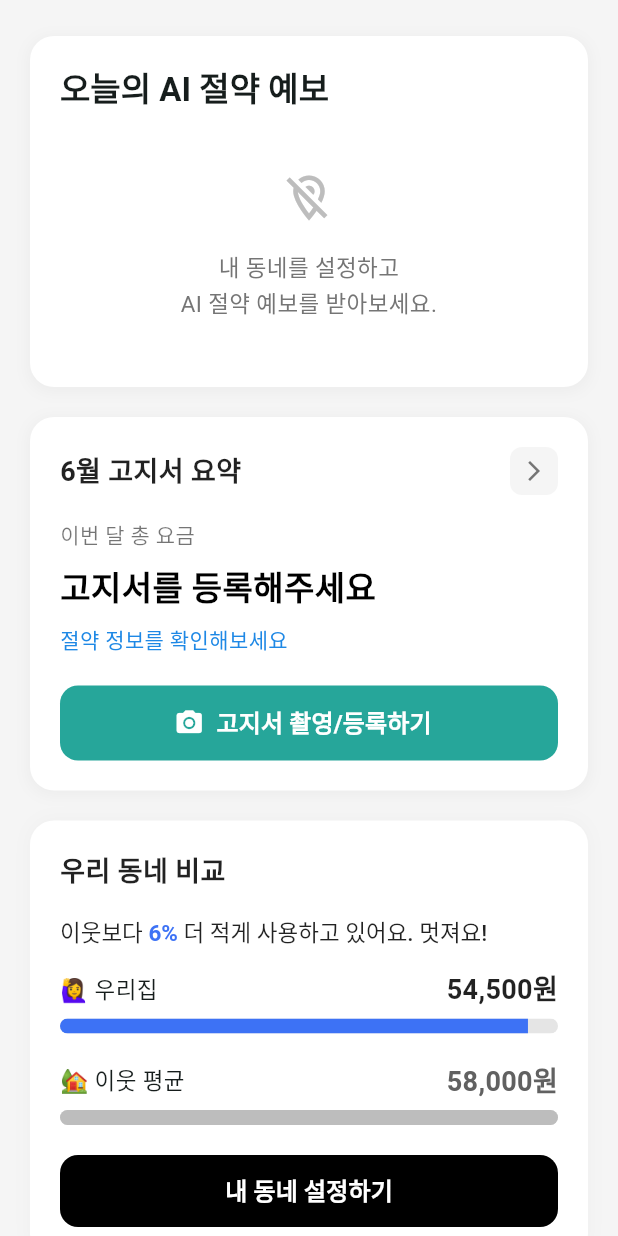
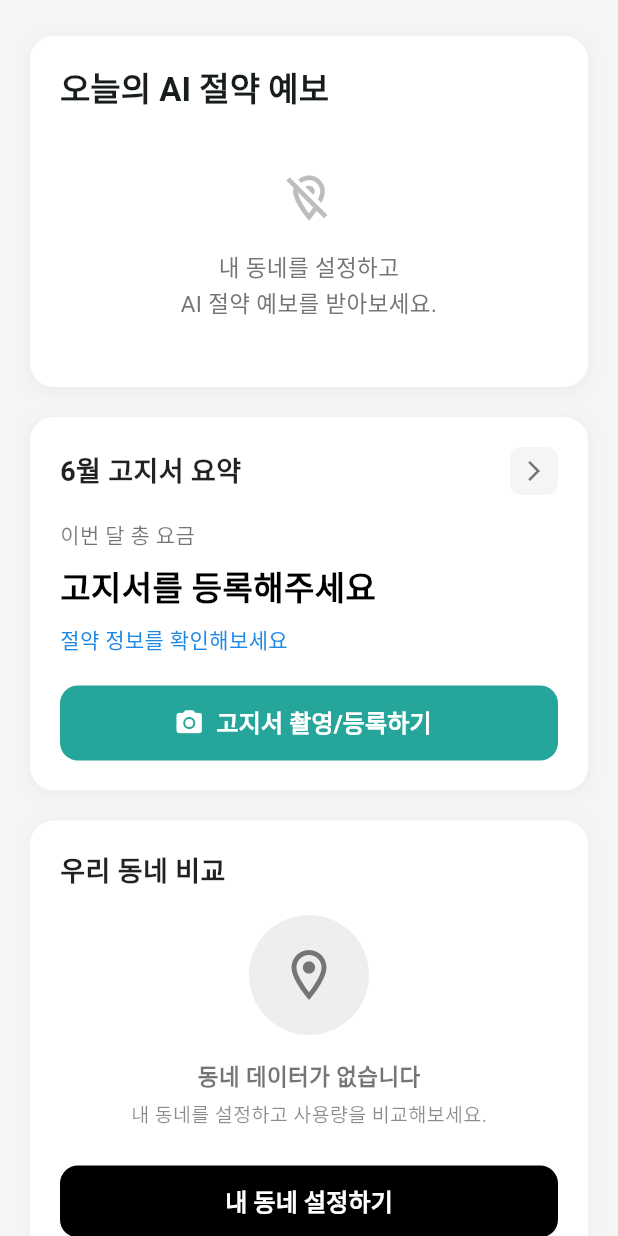
Before and after one commit to IIPA-K-PasS/FE, a Flutter app: the HomeScreen screen opened directly, on a phone screen of 412 x 824 dp. Run offline on Flutter 3.47's test engine with Material 3 defaults, Android fonts, the phone set to English and light mode, and no system bars; our stand-ins replace dio, flutter_dotenv, flutter_image_compress, flutter_secure_storage, geolocator, image_picker and 3 more; missing offline and left inert: kakao_flutter_sdk_common, kakao_flutter_sdk_user; accounts and stored records are empty.

Commit message:
fix: 내 동네 설정/미설정 UI 구분

```diff
--- a/lib/features/bills/presentation/monthly_report_screen.dart
+++ b/lib/features/bills/presentation/monthly_report_screen.dart
@@ -47,13 +47,20 @@ class _MonthlyReportScreenState extends State<MonthlyReportScreen> {
         foregroundColor: Colors.black,
       ),
       backgroundColor: const Color(0xFFF6F7F9),
-      body: RefreshIndicator(
+      // ⭐ 1. body를 SafeArea 위젯으로 감싸줍니다.
+      body: SafeArea(
+        // ⭐ 2. AppBar가 상단 영역을 이미 처리하므로,
+        // 하단 시스템 UI만 피하도록 설정합니다.
+        top: false,
+        bottom: true,
+        child: RefreshIndicator(
           onRefresh: _load,
           child: _loading
               ? const Center(child: CircularProgressIndicator(color: Colors.teal))
               : _error != null
               ? Center(child: Text(_error!))
               : _buildContent(context),
+        ),
       ),
     );
   }
--- a/lib/features/green_market/presentation/green_market_screen.dart
+++ b/lib/features/green_market/presentation/green_market_screen.dart
@@ -11,7 +11,7 @@ class GreenMarketScreen extends StatefulWidget {
 
 class _GreenMarketScreenState extends State<GreenMarketScreen> {
   final TextEditingController _pointController = TextEditingController();
-  int _availablePoints = 12500; // 서버 연동 값
+  int _availablePoints = 12000; // 서버 연동 값
   bool _isLoading = false;
 
   @override
--- a/lib/features/home/presentation/home_screen.dart
+++ b/lib/features/home/presentation/home_screen.dart
@@ -1,15 +1,16 @@
 import 'package:billow/features/home/presentation/widgets/bill_type_selection_button.dart';
+import 'package:shared_preferences/shared_preferences.dart';
+
+import '../data/weather_api_service.dart';
+import 'bill_preview_screen.dart';
+import 'neighborhood_setting_screen.dart';
 import 'package:flutter/material.dart';
 import 'package:image_picker/image_picker.dart';
-import '../data/weather_api_service.dart';
 import '../domain/bill_entity.dart';
-import 'bill_preview_screen.dart';
-import 'neighborhood_setting_screen.dart';
 import 'widgets/ai_saving_forecast_card.dart';
 import 'widgets/bill_summary_card.dart';
 import 'widgets/neighborhood_comparison_card.dart';
 import '../../bills/presentation/monthly_report_screen.dart';
-import 'package:shared_preferences/shared_preferences.dart';
 
 class HomeScreen extends StatefulWidget {
   const HomeScreen({super.key});
@@ -32,6 +33,9 @@ class _HomePageState extends State<HomeScreen> {
 
   @override
   Widget build(BuildContext context) {
+    // ⭐ 변경점: 동네 설정 여부를 확인하는 플래그 생성
+    final bool isLocationSet = _locationName != '위치 정보 없음';
+
     return Scaffold(
       backgroundColor: Colors.grey[100],
       body: SafeArea(
@@ -60,7 +64,9 @@ class _HomePageState extends State<HomeScreen> {
               const SizedBox(height: 20),
 
               // 세 번째 카드: 우리 동네 비교
+              // ⭐ 변경점: isLocationSet 플래그를 전달합니다.
               NeighborhoodComparisonCard(
+                isLocationSet: isLocationSet,
                 onPressed: _navigateToNeighborhoodSetting,
               ),
 
@@ -126,7 +132,7 @@ class _HomePageState extends State<HomeScreen> {
                   color: const Color(0xFFFBC02D),
                   onPressed: () {
                     // onPressed 내부에서 _pickImageAndNavigate를 호출합니다.
-                      _pickImageAndNavigate ('ELECTRICITY');
+                    _pickImageAndNavigate ('ELECTRICITY');
                   }),
               const SizedBox(height: 12),
 
@@ -192,6 +198,7 @@ class _HomePageState extends State<HomeScreen> {
   void _navigateToMonthlyReport() {
     Navigator.of(context).push(
       MaterialPageRoute(
+        // TODO: 실제 년/월 데이터를 전달하도록 수정 필요
         builder: (context) => const MonthlyReportScreen(year: 2025, month: 6),
       ),
     );
--- a/lib/features/home/presentation/widgets/neighborhood_comparison_card.dart
+++ b/lib/features/home/presentation/widgets/neighborhood_comparison_card.dart
@@ -1,19 +1,18 @@
 import 'package:flutter/material.dart';
 
 class NeighborhoodComparisonCard extends StatelessWidget {
+  // 1. 부모로부터 '동네 설정 여부'와 '버튼 클릭 함수'를 받습니다.
+  final bool isLocationSet;
   final VoidCallback onPressed;
-  const NeighborhoodComparisonCard({super.key, required this.onPressed});
 
-  // 하드코딩 데이터 (이미지 참고값)
-  final int myAmount = 54500;
-  final int neighborAvg = 58000;
-  final int percent = 6;
+  const NeighborhoodComparisonCard({
+    super.key,
+    required this.isLocationSet,
+    required this.onPressed,
+  });
 
   @override
   Widget build(BuildContext context) {
-    final myColor = const Color(0xFF3D72F5); // 파란색
-    final neighborColor = Colors.grey[400]!;
-    final percentStr = '$percent%';
     return Container(
       width: double.infinity,
       padding: const EdgeInsets.all(20),
@@ -25,27 +24,46 @@ class NeighborhoodComparisonCard extends StatelessWidget {
       child: Column(
         crossAxisAlignment: CrossAxisAlignment.start,
         children: [
+          // 공통 제목
           const Text(
             '우리 동네 비교',
             style: TextStyle(fontSize: 18, fontWeight: FontWeight.bold, color: Colors.black87),
           ),
           const SizedBox(height: 16),
-          // 상단 멘트
+
+          // 2. isLocationSet 값에 따라 다른 UI를 렌더링합니다.
+          if (isLocationSet)
+            _buildComparisonGraph(context) // 동네 설정 후 (하드코딩된 그래프)
+          else
+            _buildSettingPrompt(context) // 동네 설정 전 (안내)
+        ],
+      ),
+    );
+  }
+
+  // 3. 동네 설정 후 (하드코딩된 비교 그래프 UI)
+  Widget _buildComparisonGraph(BuildContext context) {
+    // 사용자가 제공한 하드코딩 데이터
+    final int myAmount = 54500;
+    final int neighborAvg = 58000;
+    final int percent = 6;
+    final myColor = const Color(0xFF3D72F5); // 파란색
+    final neighborColor = Colors.grey[400]!;
+    final percentStr = '$percent%';
+
+    return Column(
+      crossAxisAlignment: CrossAxisAlignment.start,
+      children: [
         RichText(
           text: TextSpan(
+            style: const TextStyle(color: Colors.black87, fontSize: 15, fontWeight: FontWeight.w500),
             children: [
-                const TextSpan(
-                  text: '이웃보다 ',
-                  style: TextStyle(color: Colors.black87, fontSize: 15, fontWeight: FontWeight.w500),
-                ),
+              const TextSpan(text: '이웃보다 '),
               TextSpan(
                 text: percentStr,
                 style: TextStyle(color: myColor, fontWeight: FontWeight.w700, fontSize: 15),
               ),
-                const TextSpan(
-                  text: ' 더 적게 사용하고 있어요. 멋져요!',
-                  style: TextStyle(color: Colors.black87, fontSize: 15, fontWeight: FontWeight.w500),
-                ),
+              const TextSpan(text: ' 더 적게 사용하고 있어요. 멋져요!'),
             ],
           ),
         ),
@@ -65,12 +83,11 @@ class NeighborhoodComparisonCard extends StatelessWidget {
           borderRadius: BorderRadius.circular(8),
           child: LinearProgressIndicator(
             minHeight: 10,
-              value: myAmount / neighborAvg.clamp(1, double.infinity), // 그냥 예시용
+            value: myAmount / neighborAvg.clamp(1, double.infinity),
             backgroundColor: neighborColor.withOpacity(0.4),
             valueColor: AlwaysStoppedAnimation<Color>(myColor),
           ),
         ),
-
         const SizedBox(height: 18),
 
         // 이웃 평균
@@ -87,24 +104,85 @@ class NeighborhoodComparisonCard extends StatelessWidget {
           borderRadius: BorderRadius.circular(8),
           child: LinearProgressIndicator(
             minHeight: 10,
-              value: 1.0,
+            value: 1.0, // 이웃 평균을 100% 기준으로 설정
             backgroundColor: neighborColor.withOpacity(0.4),
             valueColor: AlwaysStoppedAnimation<Color>(neighborColor),
           ),
         ),
         const SizedBox(height: 20),
 
+        // "내 동네 다시 설정하기" 버튼
         SizedBox(
           width: double.infinity,
           child: ElevatedButton(
-              onPressed: onPressed,
+            onPressed: onPressed, // 부모로부터 받은 콜백 연결
             style: ElevatedButton.styleFrom(
               backgroundColor: Colors.black,
               foregroundColor: Colors.white,
               padding: const EdgeInsets.symmetric(vertical: 12),
-                shape: RoundedRectangleBorder(
-                  borderRadius: BorderRadius.circular(12),
+              shape: RoundedRectangleBorder(borderRadius: BorderRadius.circular(12)),
+              elevation: 0,
             ),
+            child: const Text(
+              "내 동네 다시 설정하기", // 텍스트 변경
+              style: TextStyle(fontSize: 16, fontWeight: FontWeight.w800),
+            ),
+          ),
+        ),
+      ],
+    );
+  }
+
+  // 4. 동네 설정 전 (안내 UI)
+  Widget _buildSettingPrompt(BuildContext context) {
+    return Column(
+      children: [
+        Center(
+          child: Container(
+            width: 80,
+            height: 80,
+            decoration: BoxDecoration(
+              color: Colors.grey[200],
+              borderRadius: BorderRadius.circular(40),
+            ),
+            child: Icon(
+              Icons.location_on_outlined,
+              size: 40,
+              color: Colors.grey[600],
+            ),
+          ),
+        ),
+        const SizedBox(height: 16),
+        const Center(
+          child: Text(
+            '동네 데이터가 없습니다',
+            style: TextStyle(
+              fontSize: 15,
+              fontWeight: FontWeight.bold,
+              color: Colors.black54,
+            ),
+          ),
+        ),
+        const SizedBox(height: 4),
+        const Center(
+          child: Text(
+            '내 동네를 설정하고 사용량을 비교해보세요.',
+            style: TextStyle(
+              fontSize: 13,
+              color: Colors.black45,
+            ),
+          ),
+        ),
+        const SizedBox(height: 24),
+        SizedBox(
+          width: double.infinity,
+          child: ElevatedButton(
+            onPressed: onPressed, // 부모로부터 받은 콜백 연결
+            style: ElevatedButton.styleFrom(
+              backgroundColor: Colors.black,
+              foregroundColor: Colors.white,
+              padding: const EdgeInsets.symmetric(vertical: 12),
+              shape: RoundedRectangleBorder(borderRadius: BorderRadius.circular(12)),
               elevation: 0,
             ),
             child: const Text(
@@ -114,7 +192,6 @@ class NeighborhoodComparisonCard extends StatelessWidget {
           ),
         ),
       ],
-      ),
     );
   }
 }
```
Lines whose indentation alone changed are shown as unchanged.
